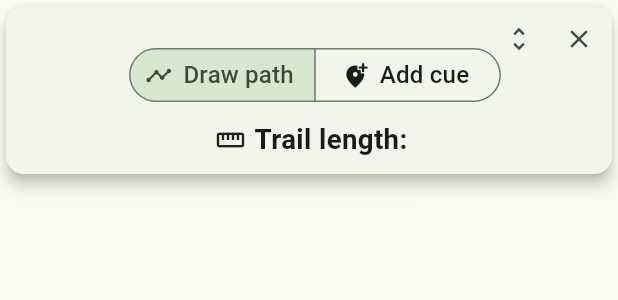
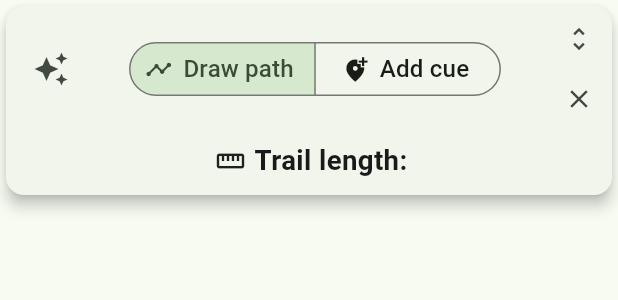
Before and after one commit to Nien098/aps-trails-upd-h4k9m2q, a Flutter app: the _ModeBar widget shown alone on an empty page, opened directly with empty values, on a phone screen of 412 x 824 dp. Shown: the top 300 px of the screen. Run offline on Flutter 3.47's test engine with Material 3 defaults, Android fonts, the light colour scheme and no system bars; our stand-ins replace connectivity_plus, flutter_tts, geolocator, package_info_plus, permission_handler, share_plus and 4 more; missing offline and left inert: maplibre_gl; accounts and stored records are empty; statements that could not run were skipped.

Commit message:
Fix cramped mode-bar icons, move restore FAB to bottom-right, relocate Generate button (v1.5.0+34)
- The collapse/hide icons in the Draw path/Add cue card were squished up
  against the "Add cue" segment; restructured into a proper Row layout (icons
  stacked vertically in their own slot) instead of absolutely-positioned
  overlay icons, so they never crowd the segmented button again.
- The fully-hidden mode-bar restore icon now anchors bottom-right instead of
  bottom-left.
- Moved "Auto-generate a trail here" off the right-edge FAB column (where a
  real finger tap wasn't registering, despite mouse clicks via Phone Link
  working and a simulated touchscreen tap on an emulator working fine) into
  the top of the mode-bar card itself, right next to the Draw/Cue toggle —
  to test whether the button's old position/context was the actual problem
  rather than its code.

```diff
--- a/lib/screens/author_screen.dart
+++ b/lib/screens/author_screen.dart
@@ -1243,22 +1243,6 @@ class _AuthorScreenState extends State<AuthorScreen> {
               right: 12,
               top: 132,
               child: FloatingActionButton.small(
-                heroTag: 'generate',
-                tooltip: 'Auto-generate a trail here',
-                // Stays tappable even while busy (rather than disabling and
-                // going silent) so a tap always gives some feedback instead
-                // of doing nothing with no visible response.
-                onPressed: _busy
-                    ? () => _toast(
-                        'Still working on the last request — try again in a moment')
-                    : _openGenerator,
-                child: const Icon(Icons.auto_awesome),
-              ),
-            ),
-            Positioned(
-              right: 12,
-              top: 186,
-              child: FloatingActionButton.small(
                 heroTag: 'centerMe',
                 tooltip: 'Center on my location',
                 onPressed: _centerOnMe,
@@ -1287,8 +1271,8 @@ class _AuthorScreenState extends State<AuthorScreen> {
                 ),
               ),
             Positioned(
-              left: 12,
-              right: _modeBarHidden ? null : 12,
+              left: _modeBarHidden ? null : 12,
+              right: 12,
               // Lift above the Android nav bar (0 on gesture-nav phones).
               bottom: 16 + MediaQuery.viewPaddingOf(context).bottom,
               child: _modeBarHidden
@@ -1319,6 +1303,13 @@ class _AuthorScreenState extends State<AuthorScreen> {
                       onExpandedChanged: (v) =>
                           setState(() => _modeBarExpanded = v),
                       onHide: () => setState(() => _modeBarHidden = true),
+                      // Stays tappable even while busy (rather than
+                      // disabling and going silent) so a tap always gives
+                      // some feedback instead of doing nothing visibly.
+                      onGenerate: _busy
+                          ? () => _toast(
+                              'Still working on the last request — try again in a moment')
+                          : _openGenerator,
                     ),
             ),
             if (_moving != null)
@@ -1403,6 +1394,7 @@ class _ModeBar extends StatelessWidget {
     required this.onFreeMoveChanged,
     required this.onExpandedChanged,
     required this.onHide,
+    required this.onGenerate,
   });
 
   final bool cueMode;
@@ -1417,6 +1409,7 @@ class _ModeBar extends StatelessWidget {
   final ValueChanged<bool> onFreeMoveChanged;
   final ValueChanged<bool> onExpandedChanged;
   final VoidCallback onHide;
+  final VoidCallback onGenerate;
 
   @override
   Widget build(BuildContext context) {
@@ -1424,14 +1417,24 @@ class _ModeBar extends StatelessWidget {
       elevation: 4,
       child: Padding(
         padding: const EdgeInsets.fromLTRB(10, 2, 2, 10),
-        child: Stack(
-          children: [
-            Padding(
-              padding: const EdgeInsets.only(top: 22),
         child: Column(
           mainAxisSize: MainAxisSize.min,
           children: [
-                  SegmentedButton<bool>(
+            // A real Row slot for the collapse/hide icons (stacked vertically,
+            // beside the segmented button) rather than absolutely-positioned
+            // overlay icons — those sat right on top of the "Add cue" segment
+            // and looked cramped.
+            Row(
+              children: [
+                IconButton(
+                  visualDensity: VisualDensity.compact,
+                  tooltip: 'Auto-generate a trail here',
+                  icon: const Icon(Icons.auto_awesome),
+                  onPressed: onGenerate,
+                ),
+                Expanded(
+                  child: Center(
+                    child: SegmentedButton<bool>(
                       showSelectedIcon: false,
                       segments: const [
                         ButtonSegment(
@@ -1446,6 +1449,35 @@ class _ModeBar extends StatelessWidget {
                       selected: {cueMode},
                       onSelectionChanged: (s) => onModeChanged(s.first),
                     ),
+                  ),
+                ),
+                Column(
+                  mainAxisSize: MainAxisSize.min,
+                  children: [
+                    IconButton(
+                      visualDensity: VisualDensity.compact,
+                      constraints: const BoxConstraints(),
+                      padding: const EdgeInsets.all(4),
+                      iconSize: 20,
+                      tooltip: expanded ? 'Show less' : 'Show more',
+                      icon: Icon(
+                          expanded ? Icons.unfold_less : Icons.unfold_more),
+                      onPressed: () => onExpandedChanged(!expanded),
+                    ),
+                    IconButton(
+                      visualDensity: VisualDensity.compact,
+                      constraints: const BoxConstraints(),
+                      padding: const EdgeInsets.all(4),
+                      iconSize: 20,
+                      tooltip:
+                          'Hide — tap the icon in the corner to bring it back',
+                      icon: const Icon(Icons.close),
+                      onPressed: onHide,
+                    ),
+                  ],
+                ),
+              ],
+            ),
             const SizedBox(height: 8),
             // Live planned length of the trail as it's drawn.
             Row(
@@ -1460,8 +1492,8 @@ class _ModeBar extends StatelessWidget {
             ),
             if (expanded) ...[
               // Same slot either way (so the bar height — and thus the
-                    // Draw/Cue buttons — never jump between modes):
-                    // Follow-trails in Draw mode, Free-placement in Cue mode.
+              // Draw/Cue buttons — never jump between modes): Follow-trails
+              // in Draw mode, Free-placement in Cue mode.
               cueMode
                   ? SwitchListTile(
                       dense: true,
@@ -1494,37 +1526,6 @@ class _ModeBar extends StatelessWidget {
                 textAlign: TextAlign.center,
               ),
             ],
-                ],
-              ),
-            ),
-            Positioned(
-              top: 0,
-              right: 0,
-              child: Row(
-                mainAxisSize: MainAxisSize.min,
-                children: [
-                  IconButton(
-                    visualDensity: VisualDensity.compact,
-                    constraints: const BoxConstraints(),
-                    padding: const EdgeInsets.all(4),
-                    iconSize: 20,
-                    tooltip: expanded ? 'Show less' : 'Show more',
-                    icon: Icon(
-                        expanded ? Icons.unfold_less : Icons.unfold_more),
-                    onPressed: () => onExpandedChanged(!expanded),
-                  ),
-                  IconButton(
-                    visualDensity: VisualDensity.compact,
-                    constraints: const BoxConstraints(),
-                    padding: const EdgeInsets.all(4),
-                    iconSize: 20,
-                    tooltip: 'Hide — tap the icon in the corner to bring it back',
-                    icon: const Icon(Icons.close),
-                    onPressed: onHide,
-                  ),
-                ],
-              ),
-            ),
           ],
         ),
       ),
--- a/pubspec.yaml
+++ b/pubspec.yaml
@@ -16,7 +16,7 @@ publish_to: 'none' # Remove this line if you wish to publish to pub.dev
 # https://developer.apple.com/library/archive/documentation/General/Reference/InfoPlistKeyReference/Articles/CoreFoundationKeys.html
 # In Windows, build-name is used as the major, minor, and patch parts
 # of the product and file versions while build-number is used as the build suffix.
-version: 1.5.0+32
+version: 1.5.0+34
 
 environment:
   sdk: ^3.12.2
```
Lines whose indentation alone changed are shown as unchanged.
